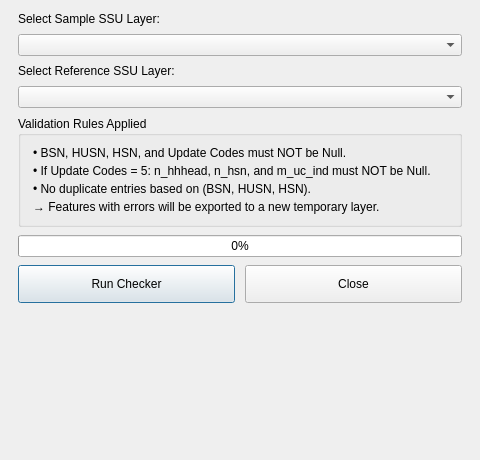
First picture: the form in checker_dialog.ui, repository Syano18/GeoFASU_Mod, before the edit.
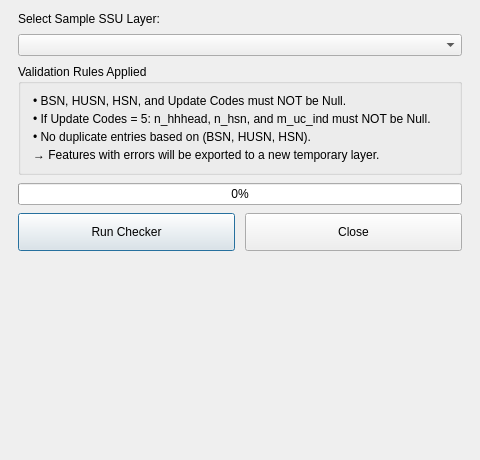
Second picture: the form after the edit.

```diff
--- a/checker_dialog.ui
+++ b/checker_dialog.ui
@@ -45,16 +45,6 @@
    <item>
     <widget class="QComboBox" name="comboxSample"/>
    </item>
-   <item>
-    <widget class="QLabel" name="label_ref">
-     <property name="text">
-      <string>Select Reference SSU Layer:</string>
-     </property>
-    </widget>
-   </item>
-   <item>
-    <widget class="QComboBox" name="comboxRef"/>
-   </item>
    <item>
     <widget class="QGroupBox" name="rulesGroupBox">
      <property name="title">
```
